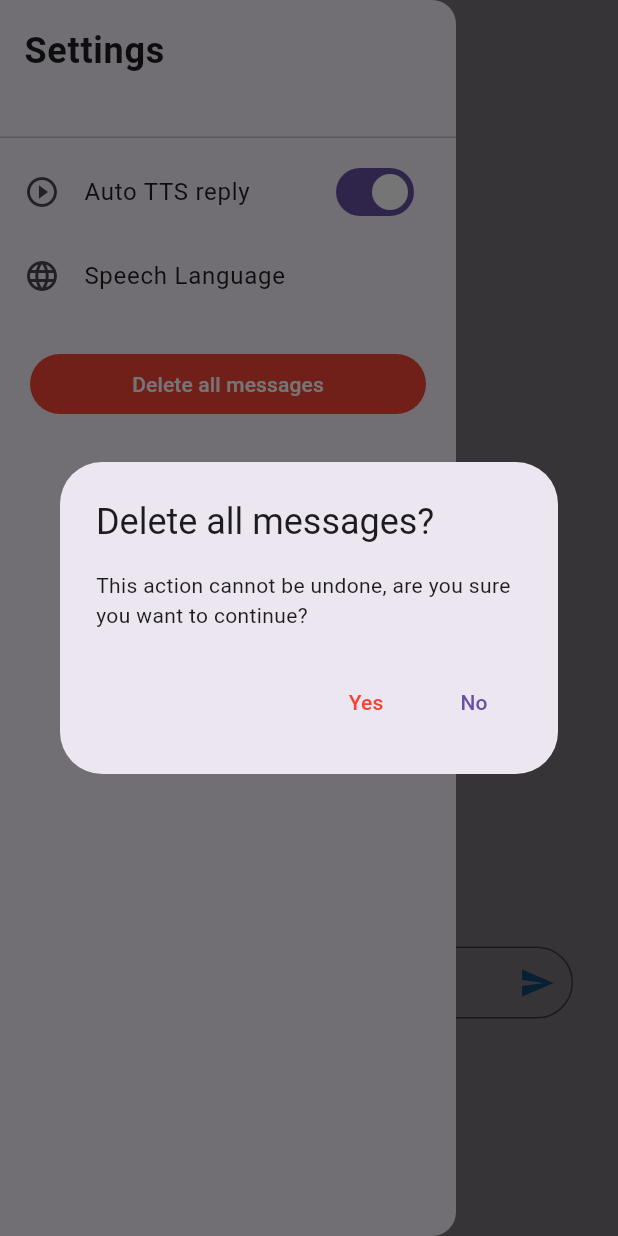
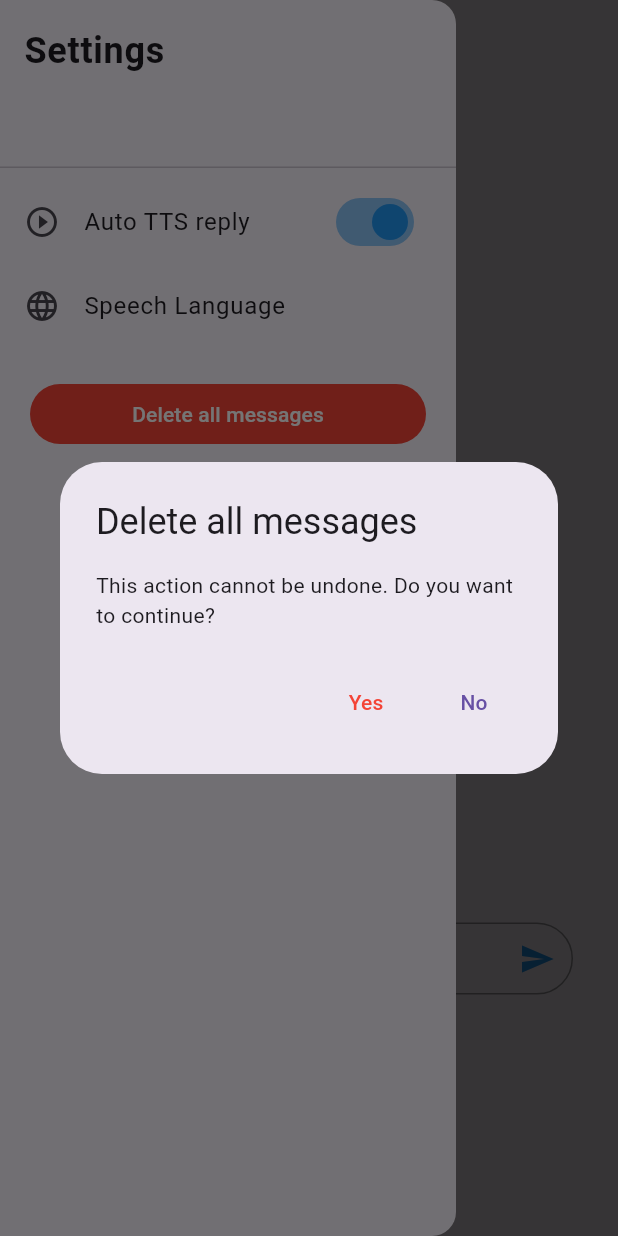
Before and after one commit to nmhieu0504/Chat-GPT-Project, a Flutter app: the screen it shows after launch, after a tap on the "mic none" icon, after a tap on the "settings" icon, after a tap on "Delete all messages", on a phone screen of 412 x 824 dp. Run offline on Flutter 3.47's test engine with Material 2 defaults, Android fonts, the phone set to English and light mode, and no system bars; drawn by our look-alikes of avatar_glow, grouped_list; our stand-ins replace bubble, flutter_tts, loading_animation_widget, shared_preferences, speech_to_text, sqflite; missing offline and left inert: chat_gpt_sdk; accounts and stored records are empty.

Commit message:
update UI

```diff
--- a/lib/main.dart
+++ b/lib/main.dart
@@ -17,7 +17,7 @@ class MyApp extends StatelessWidget {
         [DeviceOrientation.portraitUp, DeviceOrientation.portraitDown]);
     return MaterialApp(
         debugShowCheckedModeBanner: false,
-        theme: ThemeData(useMaterial3: true),
+        theme: ThemeData(primarySwatch: Colors.blue, useMaterial3: true),
         home: const ChatPage());
   }
 }
--- a/lib/widgets/chat_page.dart
+++ b/lib/widgets/chat_page.dart
@@ -31,8 +31,8 @@ class _ChatPageState extends State<ChatPage> {
 
   FlutterTts flutterTts = FlutterTts();
   TtsLanguage languages = TtsLanguage.en;
-  bool isEnglish = true;
-  bool isVietnamese = false;
+  late bool isEnglish;
+  late bool isVietnamese;
 
   bool isAutoTTS = true;
 
@@ -53,7 +53,7 @@ class _ChatPageState extends State<ChatPage> {
     final prefs = await SharedPreferences.getInstance();
     setState(() {
       isAutoTTS = prefs.getBool('isAutoTTS') ?? true;
-      isEnglish = prefs.getBool('isEnglish') ?? false;
+      isEnglish = prefs.getBool('isEnglish') ?? true;
       isVietnamese = prefs.getBool('isVietnamese') ?? false;
     });
     languages = isEnglish ? TtsLanguage.en : TtsLanguage.vn;
@@ -133,7 +133,7 @@ class _ChatPageState extends State<ChatPage> {
         padding: EdgeInsets.zero,
         children: <Widget>[
           const SizedBox(
-            height: 100,
+            height: 120,
             child: DrawerHeader(
               decoration: BoxDecoration(
                   // color: Colors.blue,
@@ -152,6 +152,7 @@ class _ChatPageState extends State<ChatPage> {
             leading: const Icon(Icons.play_circle_outline),
             title: const Text('Auto TTS reply'),
             trailing: Switch(
+                activeColor: Colors.blue,
                 value: isAutoTTS,
                 onChanged: (value) async {
                   setState(() {
@@ -260,9 +261,9 @@ class _ChatPageState extends State<ChatPage> {
                       context: context,
                       builder: (BuildContext context) {
                         return AlertDialog(
-                          title: const Text('Delete all messages?'),
-                          content: const Text('This action cannot be undone, '
-                              'are you sure you want to continue?'),
+                          title: const Text('Delete all messages'),
+                          content: const Text('This action cannot be undone. '
+                              'Do you want to continue?'),
                           actions: <Widget>[
                             TextButton(
                               style: TextButton.styleFrom(
@@ -343,8 +344,9 @@ class _ChatPageState extends State<ChatPage> {
                     style: const TextStyle(color: Colors.white),
                   ))
               : Row(children: [
-                  Expanded(
-                    flex: 9,
+                  Container(
+                    constraints: BoxConstraints(
+                        maxWidth: MediaQuery.of(context).size.width * 0.8),
                     child: Bubble(
                         elevation: 5,
                         margin: const BubbleEdges.only(
@@ -359,9 +361,7 @@ class _ChatPageState extends State<ChatPage> {
                           style: const TextStyle(color: Colors.black),
                         )),
                   ),
-                  Expanded(
-                    flex: 1,
-                    child: IconButton(
+                  IconButton(
                       onPressed: () {
                         setState(() {
                           message.state = !message.state;
@@ -400,8 +400,7 @@ class _ChatPageState extends State<ChatPage> {
                           : const Icon(
                               Icons.play_circle_outline,
                               color: Colors.blue,
-                              )),
-                  )
+                            ))
                 ]);
         },
       ),
@@ -425,6 +424,11 @@ class _ChatPageState extends State<ChatPage> {
   Widget _buildInputMessage() {
     return Container(
       margin: const EdgeInsets.fromLTRB(30, 15, 30, 15),
+      child: Theme(
+        data: ThemeData(
+          primaryColor: Colors.blue,
+          primaryColorDark: Colors.blue,
+        ),
         child: TextField(
           keyboardType: TextInputType.multiline,
           maxLines: null,
@@ -449,8 +453,8 @@ class _ChatPageState extends State<ChatPage> {
                 textFieldController.clear();
                 setState(() {
                   isButtonDisabled = true;
-                messageList.add(
-                    Message(message: text, date: DateTime.now(), isUser: true));
+                  messageList.add(Message(
+                      message: text, date: DateTime.now(), isUser: true));
                 });
                 DB_Ultils.insertMessage(
                     Message(message: text, date: DateTime.now(), isUser: true));
@@ -460,28 +464,34 @@ class _ChatPageState extends State<ChatPage> {
           ),
           controller: textFieldController,
         ),
+      ),
     );
   }
 
   Widget _buildBottomNavigationBar() {
     return Container(
-      width: 110,
-      height: 110,
       margin: const EdgeInsets.fromLTRB(0, 0, 0, 20),
+      child: SingleChildScrollView(
         child: Column(children: [
           AvatarGlow(
             animate: _isListening,
             glowColor: Theme.of(context).primaryColor,
-          endRadius: 40.0,
+            endRadius: 50.0,
             duration: const Duration(milliseconds: 2000),
             repeatPauseDuration: const Duration(milliseconds: 100),
             repeat: true,
-          child: FloatingActionButton(
-            backgroundColor: Colors.blue,
+            child: SizedBox(
+              height: 80.0,
+              width: 80.0,
+              child: ElevatedButton(
+                style: ButtonStyle(
+                    backgroundColor: MaterialStateProperty.all(Colors.blue)),
                 onPressed: _listen,
                 child: Icon(
                   _isListening ? Icons.mic : Icons.mic_none,
+                  size: 40,
                   color: Colors.white,
+                ),
               ),
             ),
           ),
@@ -493,6 +503,7 @@ class _ChatPageState extends State<ChatPage> {
                 color: Colors.blue[600]),
           )
         ]),
+      ),
     );
   }
 
@@ -511,13 +522,13 @@ class _ChatPageState extends State<ChatPage> {
               );
             },
           ),
+          centerTitle: true,
           title: const Text("Chat",
               style: TextStyle(
                 color: Colors.black,
                 fontSize: 20,
                 fontWeight: FontWeight.bold,
-            )),
-      ),
+              ))),
       drawer: _buildDrawer(),
       body: SafeArea(
         child: Column(children: [
```
Lines whose indentation alone changed are shown as unchanged.
